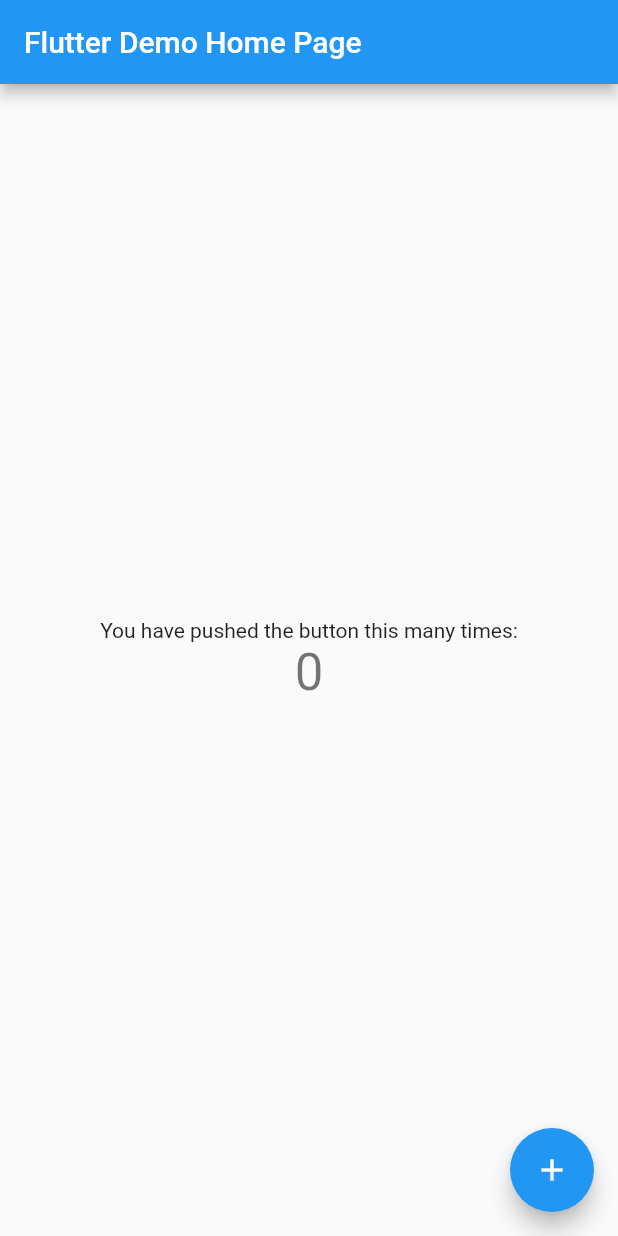
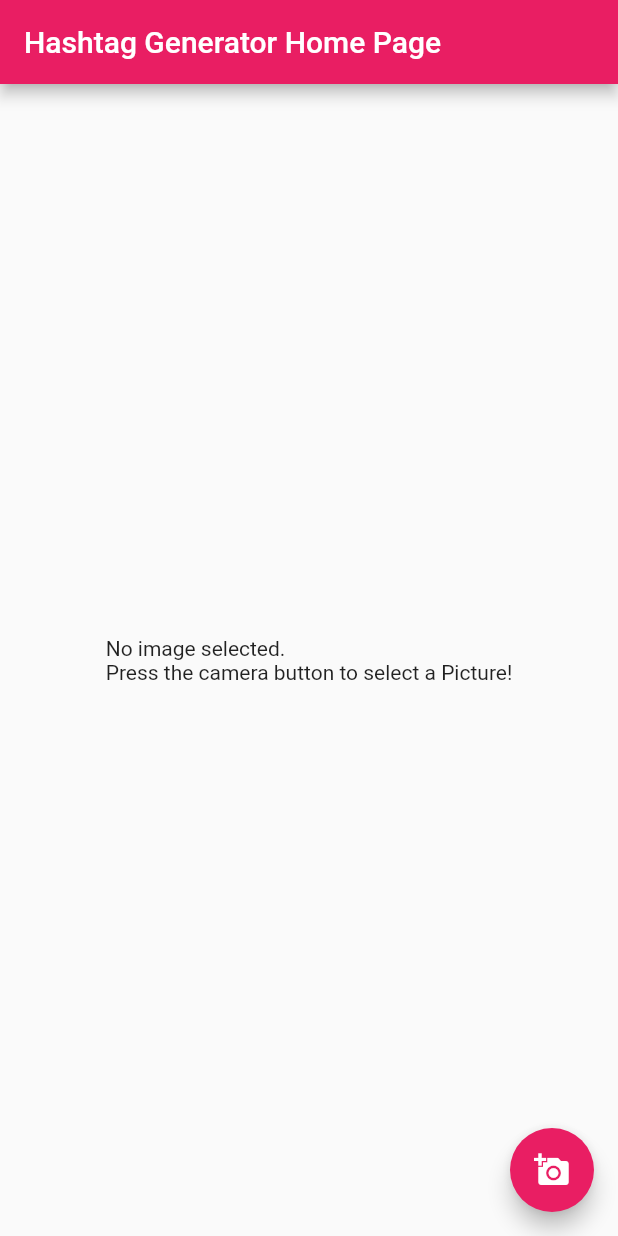
Before and after one commit to tomerlaufer123/cs130Project, a Flutter app: the screen it shows after launch, on a phone screen of 412 x 824 dp. Run offline on Flutter 3.47's test engine with Material 2 defaults, Android fonts, the phone set to English and light mode, and no system bars; our stand-ins replace image_picker.

Commit message:
Basic function - add photo from gallery

```diff
--- a/hashtag_app/lib/main.dart
+++ b/hashtag_app/lib/main.dart
@@ -1,4 +1,9 @@
 import 'package:flutter/material.dart';
+import 'package:flutter/widgets.dart';
+import 'dart:io';
+import 'dart:async';
+
+import 'package:image_picker/image_picker.dart';
 
 void main() {
   runApp(MyApp());
@@ -9,40 +14,22 @@
   @override
   Widget build(BuildContext context) {
     return MaterialApp(
-      title: 'Flutter Demo',
+      title: 'Hashtag Generator',
       theme: ThemeData(
         // This is the theme of your application.
-        //
-        // Try running your application with "flutter run". You'll see the
-        // application has a blue toolbar. Then, without quitting the app, try
-        // changing the primarySwatch below to Colors.green and then invoke
-        // "hot reload" (press "r" in the console where you ran "flutter run",
-        // or simply save your changes to "hot reload" in a Flutter IDE).
-        // Notice that the counter didn't reset back to zero; the application
-        // is not restarted.
-        primarySwatch: Colors.blue,
-        // This makes the visual density adapt to the platform that you run
-        // the app on. For desktop platforms, the controls will be smaller and
-        // closer together (more dense) than on mobile platforms.
+        primarySwatch: Colors.pink,
         visualDensity: VisualDensity.adaptivePlatformDensity,
       ),
-      home: MyHomePage(title: 'Flutter Demo Home Page'),
+      home: MyHomePage(title: 'Hashtag Generator Home Page'),
     );
   }
 }
 
 class MyHomePage extends StatefulWidget {
   MyHomePage({Key key, this.title}) : super(key: key);
-
   // This widget is the home page of your application. It is stateful, meaning
   // that it has a State object (defined below) that contains fields that affect
   // how it looks.
-
-  // This class is the configuration for the state. It holds the values (in this
-  // case the title) provided by the parent (in this case the App widget) and
-  // used by the build method of the State. Fields in a Widget subclass are
-  // always marked "final".
-
   final String title;
 
   @override
@@ -50,67 +37,48 @@
 }
 
 class _MyHomePageState extends State<MyHomePage> {
-  int _counter = 0;
+  //this the state object
+  File _image; // this is the resulting image, saved in memory
+  final picker =
+      ImagePicker(); //https://pub.flutter-io.cn/packages/image_picker
 
-  void _incrementCounter() {
+  Future getImage() async {
+    final pickedFile = await picker.getImage(
+        source: ImageSource.gallery,
+        maxWidth: 300.0,
+        maxHeight: 500.0); //ImageSource.camera
+
     setState(() {
       // This call to setState tells the Flutter framework that something has
       // changed in this State, which causes it to rerun the build method below
-      // so that the display can reflect the updated values. If we changed
-      // _counter without calling setState(), then the build method would not be
-      // called again, and so nothing would appear to happen.
-      _counter++;
+      // so that the display can reflect the updated values.
+      if (pickedFile != null) {
+        _image = File(pickedFile.path); // set image to captured photo
+      } else {
+        print('No image selected.');
+      }
     });
   }
 
   @override
   Widget build(BuildContext context) {
-    // This method is rerun every time setState is called, for instance as done
-    // by the _incrementCounter method above.
-    //
-    // The Flutter framework has been optimized to make rerunning build methods
-    // fast, so that you can just rebuild anything that needs updating rather
-    // than having to individually change instances of widgets.
+    // This method is rerun every time setState is called
     return Scaffold(
       appBar: AppBar(
-        // Here we take the value from the MyHomePage object that was created by
-        // the App.build method, and use it to set our appbar title.
         title: Text(widget.title),
       ),
       body: Center(
-        // Center is a layout widget. It takes a single child and positions it
-        // in the middle of the parent.
-        child: Column(
-          // Column is also a layout widget. It takes a list of children and
-          // arranges them vertically. By default, it sizes itself to fit its
-          // children horizontally, and tries to be as tall as its parent.
-          //
-          // Invoke "debug painting" (press "p" in the console, choose the
-          // "Toggle Debug Paint" action from the Flutter Inspector in Android
-          // Studio, or the "Toggle Debug Paint" command in Visual Studio Code)
-          // to see the wireframe for each widget.
-          //
-          // Column has various properties to control how it sizes itself and
-          // how it positions its children. Here we use mainAxisAlignment to
-          // center the children vertically; the main axis here is the vertical
-          // axis because Columns are vertical (the cross axis would be
-          // horizontal).
-          mainAxisAlignment: MainAxisAlignment.center,
-          children: <Widget>[
-            Text(
-              'You have pushed the button this many times:',
-            ),
-            Text(
-              '$_counter',
-              style: Theme.of(context).textTheme.headline4,
-            ),
-          ],
-        ),
+        //Display photo in center of screen
+        // TODO: See if there is way to pass _image file to tflite
+        child: _image == null
+            ? Text(
+                'No image selected. \nPress the camera button to select a Picture!') //? Text('No image selected. \nPress the camera button to Take a Picture!')
+            : Image.file(_image),
       ),
       floatingActionButton: FloatingActionButton(
-        onPressed: _incrementCounter,
-        tooltip: 'Increment',
-        child: Icon(Icons.add),
+        onPressed: getImage,
+        tooltip: 'Pick Image',
+        child: Icon(Icons.add_a_photo),
       ), // This trailing comma makes auto-formatting nicer for build methods.
     );
   }
--- a/hashtag_app/pubspec.yaml
+++ b/hashtag_app/pubspec.yaml
@@ -23,7 +23,8 @@
 dependencies:
   flutter:
     sdk: flutter
-
+  image_picker: 0.6.7+12
+  #image_cropper: 1.0.2
 
   # The following adds the Cupertino Icons font to your application.
   # Use with the CupertinoIcons class for iOS style icons.
```
Also changed, not shown: hashtag_app/pubspec.lock, 7 other files.
